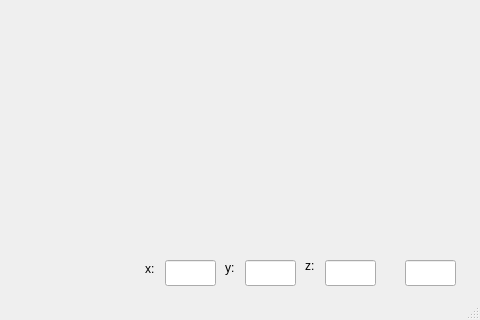
First picture: the form in src/mainwindow.ui, repository polinavinograd/GraphicRedactor, before the edit; both pictures show x 355 to 835 and y 280 to 600 of the 835 by 600 pixel window.
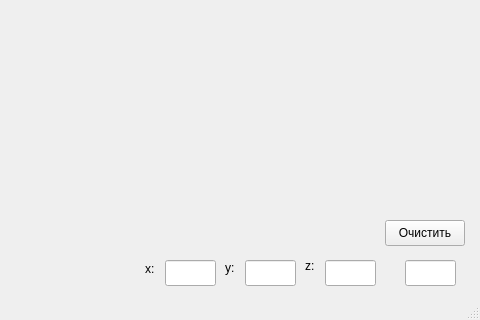
Second picture: the form after the edit.

```diff
--- a/src/mainwindow.ui
+++ b/src/mainwindow.ui
@@ -141,6 +141,19 @@
      </property>
     </item>
    </widget>
+   <widget class="QPushButton" name="clearBtn">
+    <property name="geometry">
+     <rect>
+      <x>740</x>
+      <y>500</y>
+      <width>80</width>
+      <height>26</height>
+     </rect>
+    </property>
+    <property name="text">
+     <string>Очистить</string>
+    </property>
+   </widget>
   </widget>
   <widget class="QMenuBar" name="menubar">
    <property name="geometry">
```
